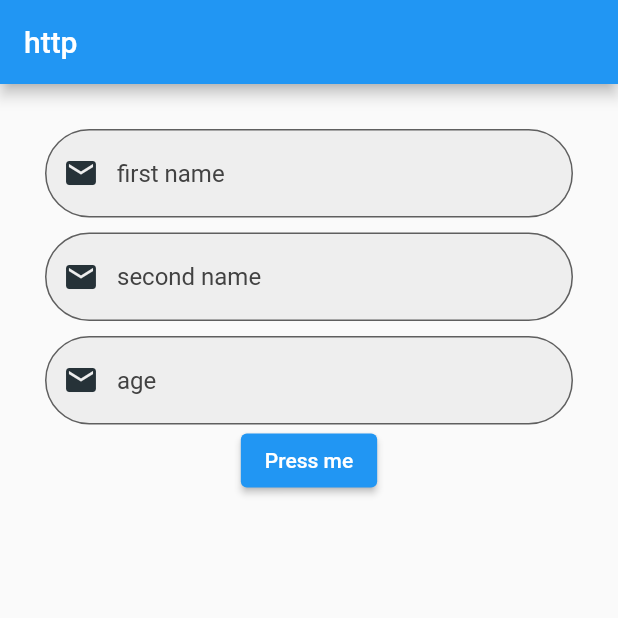
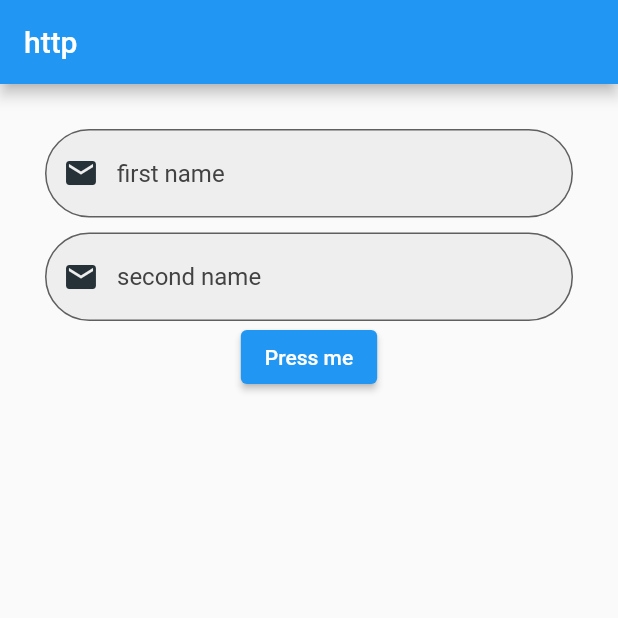
Before and after one commit to emilio-kariuki/http_emi, a Flutter app: the screen it shows after launch, on a phone screen of 412 x 824 dp, the top half of it. Run offline on Flutter 3.47's test engine with Material 2 defaults, Android fonts, the phone set to English and light mode, and no system bars.

Commit message:
February 20, 2022 8:46 PM

```diff
--- a/lib/main.dart
+++ b/lib/main.dart
@@ -21,7 +21,7 @@ class Home extends StatefulWidget {
 class _HomeState extends State<Home> {
   final first_name = TextEditingController();
   final second_name = TextEditingController();
-  final age = TextEditingController();
+  // final age = TextEditingController();
   @override
   Widget build(BuildContext context) {
     return Scaffold(
@@ -62,24 +62,7 @@ class _HomeState extends State<Home> {
                 controller: second_name,
               ),
             ),
-            Padding(
-              padding: const EdgeInsets.fromLTRB(30, 10, 30, 0),
-              child: TextFormField(
-                keyboardType: TextInputType.number,
-                decoration: InputDecoration(
-                    border: OutlineInputBorder(
-                      borderRadius: BorderRadius.circular(30.0),
-                    ),
-                    // icon: Icon(Icons.person,size:30,color: Colors.black),
-                    filled: true,
-                    hintStyle: TextStyle(color: Colors.grey[800]),
-                    focusColor: Colors.red,
-                    hintText: "age",
-                    prefixIcon: Icon(Icons.mail, color: Colors.blueGrey[900]),
-                    fillColor: Colors.grey[200]),
-                controller: age,
-              ),
-            ),
+
             Center(
                 child: ElevatedButton(
               onPressed: _makeGetRequest,
@@ -95,7 +78,7 @@ class _HomeState extends State<Home> {
     body: jsonEncode({
           "first_name": first_name.text,
           "second_name": second_name.text,
-          "age": int.parse(age.text)
+
 })
     );
 
```
